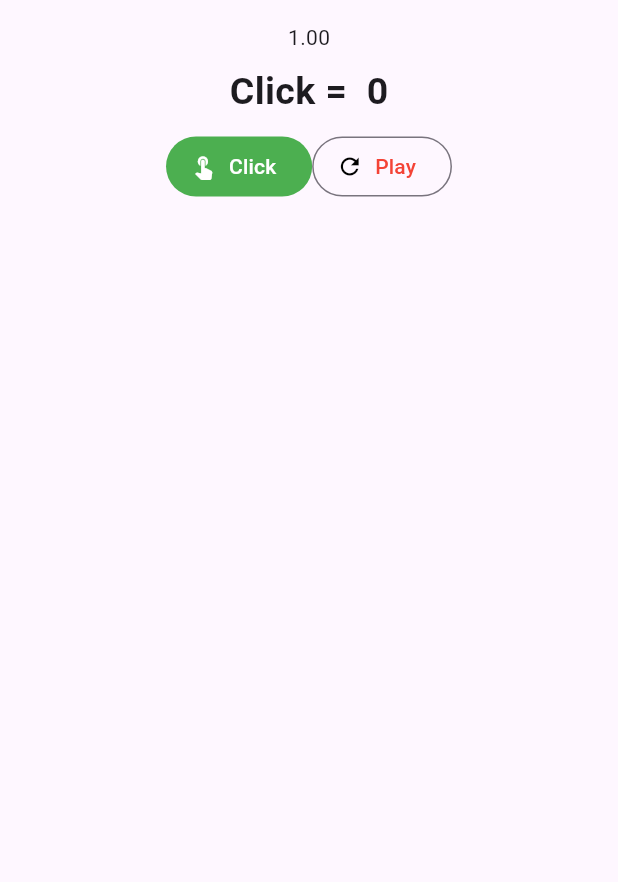
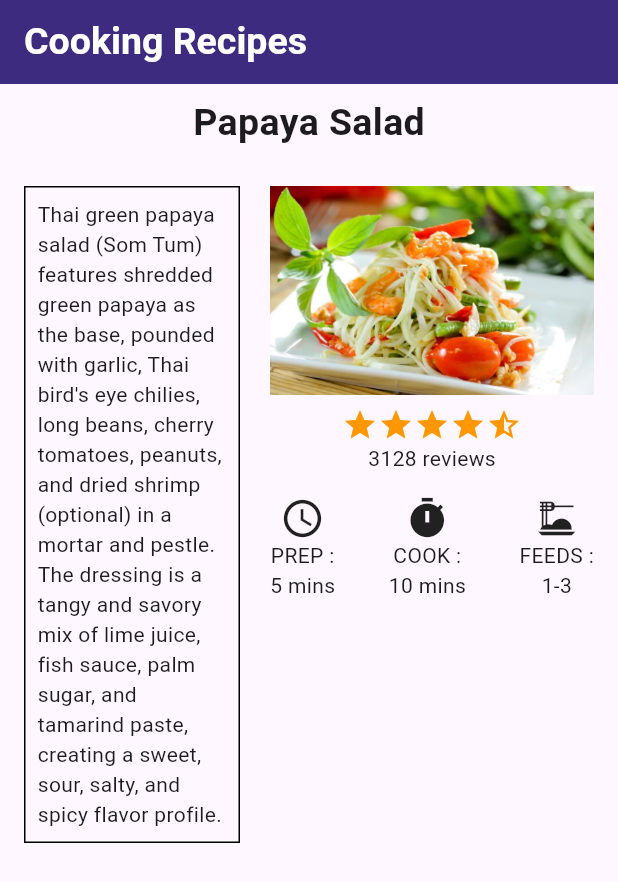
Before and after one commit to minthwaykhant711/flutter, a Flutter app: the screen it shows after launch, on a phone screen of 412 x 824 dp. Shown: the top 882 px of the screen. Run offline on Flutter 3.47's test engine with Material 3 defaults, Android fonts, the phone set to English and light mode, and no system bars.

Commit message:
finished papaya salad design exercise

```diff
--- a/flutter_application_1/lib/main.dart
+++ b/flutter_application_1/lib/main.dart
@@ -1,7 +1,7 @@
 import 'package:flutter/material.dart';
-// import 'package:flutter_application_1/week06/assign_1.dart';
-import 'package:flutter_application_1/week06/assign_2.dart';
+
+import 'package:flutter_application_1/week06/week6_ex5.dart';
 
 void main() {
-  runApp(MaterialApp(debugShowCheckedModeBanner: false, home: Assign2()));
+  runApp(MaterialApp(debugShowCheckedModeBanner: false, home: Week6Ex5()));
 }
--- /dev/null
+++ b/flutter_application_1/lib/week06/week6_ex5.dart
@@ -0,0 +1,117 @@
+import 'package:flutter/material.dart';
+
+class Week6Ex5 extends StatelessWidget {
+  const Week6Ex5({super.key});
+
+  @override
+  Widget build(BuildContext context) {
+    return Scaffold(
+      appBar: AppBar(
+        title: const Text(
+          'Cooking Recipes',
+          style: TextStyle(
+            fontSize: 25,
+            fontWeight: FontWeight.bold,
+            color: Colors.white,
+          ),
+        ),
+        centerTitle: false,
+
+        backgroundColor: const Color.fromARGB(255, 61, 43, 128),
+      ),
+
+      body: Column(
+        children: [
+          Padding(
+            padding: const EdgeInsets.all(8.0),
+            child: Text(
+              'Papaya Salad',
+              style: TextStyle(fontSize: 25, fontWeight: FontWeight.bold),
+            ),
+          ),
+
+          Padding(
+            padding: const EdgeInsets.all(16.0),
+            child: Row(
+              crossAxisAlignment: CrossAxisAlignment.start,
+              children: [
+                Expanded(
+                  flex: 4,
+                  child: Container(
+                    decoration: BoxDecoration(
+                      // color: Colors.orange,
+                      border: Border.all(color: Colors.black),
+                      // borderRadius: BorderRadius.circular(8),
+                    ),
+                    child: Padding(
+                      padding: const EdgeInsets.all(8.0),
+                      child: Text(
+                        "Thai green papaya salad (Som Tum) features shredded green papaya as the base, pounded with garlic, Thai bird's eye chilies, long beans, cherry tomatoes, peanuts, and dried shrimp (optional) in a mortar and pestle. The dressing is a tangy and savory mix of lime juice, fish sauce, palm sugar, and tamarind paste, creating a sweet, sour, salty, and spicy flavor profile.",
+                      ),
+                    ),
+                  ),
+                ),
+
+                SizedBox(width: 20),
+
+                Expanded(
+                  flex: 6,
+                  child: Column(
+                    children: [
+                      Image.asset('assets/images/salad.jpg'),
+                      SizedBox(height: 8),
+                      Row(
+                        mainAxisAlignment: MainAxisAlignment.center,
+
+                        children: [
+                          Icon(Icons.star, color: Colors.orange, size: 24),
+                          Icon(Icons.star, color: Colors.orange, size: 24),
+                          Icon(Icons.star, color: Colors.orange, size: 24),
+                          Icon(Icons.star, color: Colors.orange, size: 24),
+                          Icon(Icons.star_half, color: Colors.orange, size: 24),
+                        ],
+                      ),
+                      Row(
+                        mainAxisAlignment: MainAxisAlignment.center,
+                        children: [Text("3128 reviews")],
+                      ),
+                      SizedBox(height: 15),
+                      Row(
+                        mainAxisAlignment: MainAxisAlignment.spaceBetween,
+                        children: [
+                          Column(
+                            children: [
+                              Icon(Icons.schedule, size: 30),
+                              Text('PREP :'),
+                              Text("5 mins"),
+                            ],
+                          ),
+
+                          Column(
+                            children: [
+                              Icon(Icons.timer, size: 30),
+                              Text('COOK :'),
+                              Text("10 mins"),
+                            ],
+                          ),
+
+                          Column(
+                            children: [
+                              Icon(Icons.dinner_dining, size: 30),
+                              Text('FEEDS :'),
+                              Text("1-3"),
+                            ],
+                          ),
+                        ],
+                      ),
+                    ],
+                  ),
+                ),
+              ],
+            ),
+          ),
+        ],
+      ),
+    );
+  }
+}
--- a/flutter_application_1/pubspec.yaml
+++ b/flutter_application_1/pubspec.yaml
@@ -59,7 +59,7 @@ flutter:
 
   # To add assets to your application, add an assets section, like this:
   assets:
-    - assets/images/baking.jpg
+    - assets/images/salad.jpg
   #   - images/a_dot_ham.jpeg
 
   # An image asset can refer to one or more resolution-specific "variants", see
```
Also changed, not shown: flutter_application_1/lib/week06/practice_button.dart (added, +56 -0 lines), flutter_application_1/lib/week06/practice_image.dart (added, +19 -0 lines).
